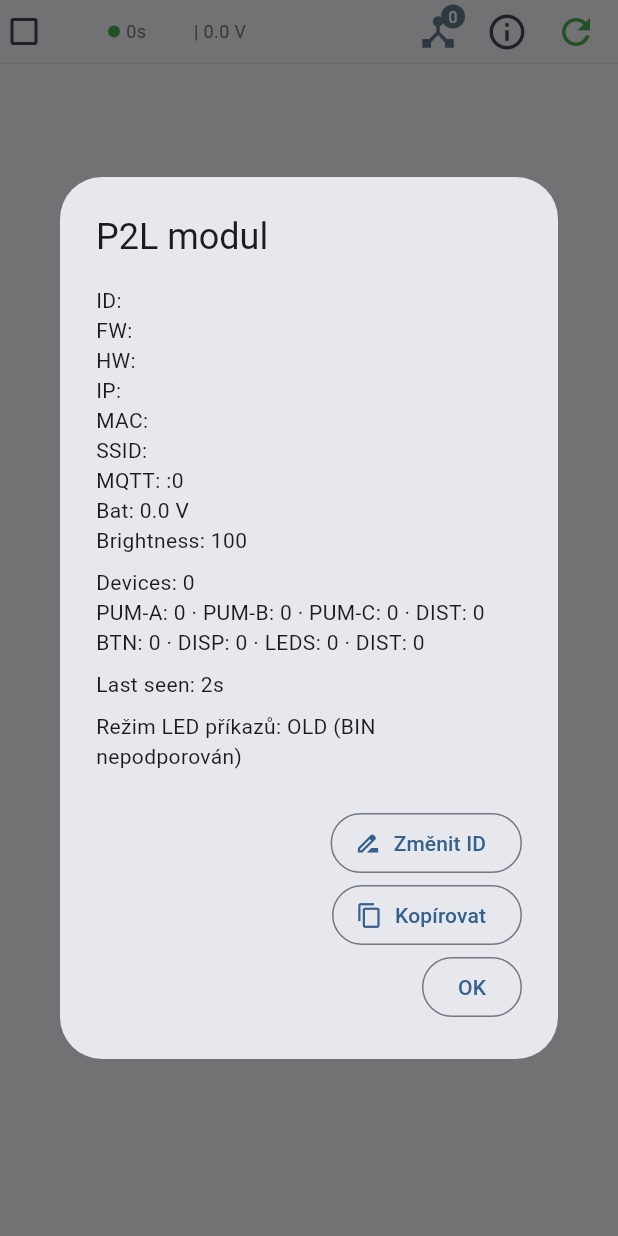
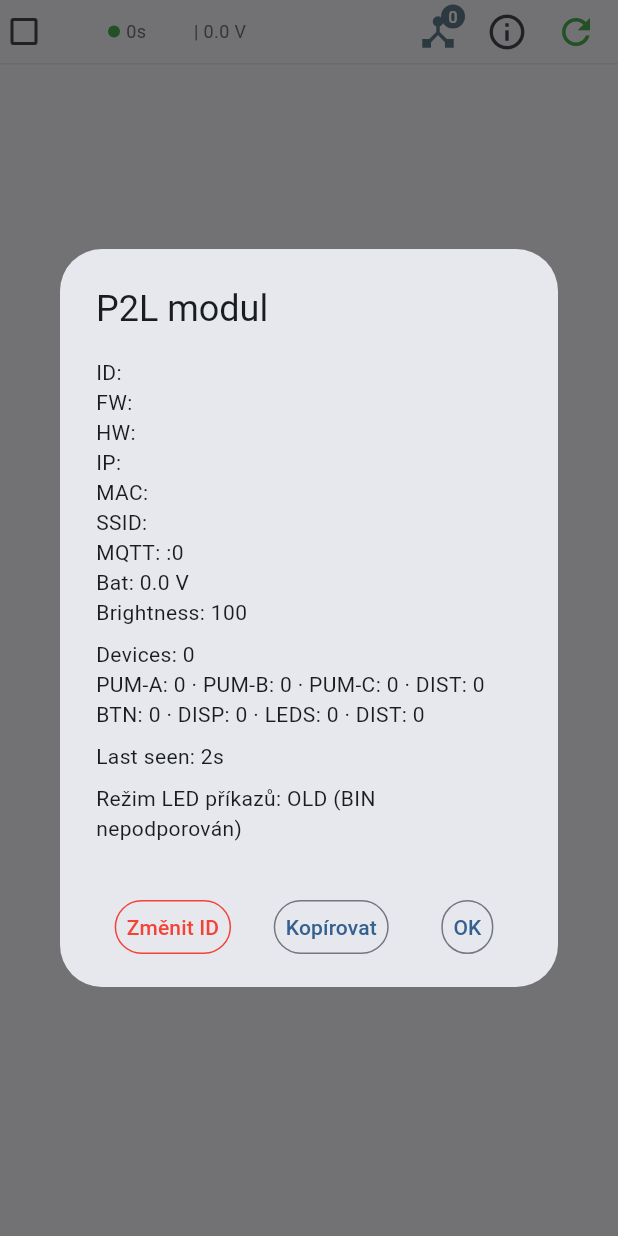
Before and after one commit to myrb1K/P2L-tester, a Flutter app: the _UnitCard widget shown alone on an empty page, opened directly with empty values, after a tap on the "info outline" icon, on a phone screen of 412 x 824 dp. Run offline on Flutter 3.47's test engine with Material 3 defaults, Android fonts, the phone set to English and light mode, and no system bars; our stand-ins replace file_picker, shared_preferences; missing offline and left inert: mqtt_client; accounts and stored records are empty.

Commit message:
v2.47: kompaktnější Info dialog tlačítka, fix offline filtru po Obnovit
Info dialog:
- OutlinedButton.icon -> OutlinedButton (bez ikony, kompaktní padding)
- actionsAlignment.spaceEvenly, větší actionsPadding bottom
- "Změnit ID" červenou barvou (foregroundColor + side red)

Offline filter:
- po stisku Obnovit u offline jednotky se filter automaticky vypne,
  aby uživatel viděl celý seznam zpět (jednotka mohla na get_param
  odpovědět a tím přejít online → byla by vyfiltrovaná)

Co-Authored-By: Claude Opus 4.7 (1M context) <noreply@anthropic.com>

```diff
--- a/lib/main.dart
+++ b/lib/main.dart
@@ -5,7 +5,7 @@ import 'providers/app_state.dart';
 import 'screens/home_screen.dart';
 import 'screens/settings_screen.dart';
 
-const String appVersion = '2.46';
+const String appVersion = '2.47';
 
 void main() {
   WidgetsFlutterBinding.ensureInitialized();
--- a/lib/screens/home_screen.dart
+++ b/lib/screens/home_screen.dart
@@ -375,6 +375,7 @@ class _UnitListView extends StatelessWidget {
           onGetParam: () {
             state.sendGetParam(unit.id);
             state.fetchDevices(unit.id);
+            if (state.filterOffline) state.toggleOfflineFilter();
           },
           onOpenDetail: () => Navigator.of(
             context,
@@ -587,18 +588,27 @@ class _UnitCard extends StatelessWidget {
             );
           },
         ),
+        actionsPadding: const EdgeInsets.fromLTRB(8, 8, 8, 16),
+        actionsAlignment: MainAxisAlignment.spaceEvenly,
         actions: [
-          OutlinedButton.icon(
-            icon: const Icon(Icons.drive_file_rename_outline, size: 18),
-            label: const Text('Změnit ID'),
+          OutlinedButton(
+            style: OutlinedButton.styleFrom(
+              padding: const EdgeInsets.symmetric(horizontal: 8),
+              minimumSize: const Size(0, 36),
+              foregroundColor: Colors.red,
+              side: const BorderSide(color: Colors.red),
+            ),
             onPressed: () {
               Navigator.pop(dialogCtx);
               _showChangeUnitIdDialog(context, unit);
             },
+            child: const Text('Změnit ID'),
           ),
-          OutlinedButton.icon(
-            icon: const Icon(Icons.copy, size: 18),
-            label: const Text('Kopírovat'),
+          OutlinedButton(
+            style: OutlinedButton.styleFrom(
+              padding: const EdgeInsets.symmetric(horizontal: 8),
+              minimumSize: const Size(0, 36),
+            ),
             onPressed: () async {
               await Clipboard.setData(ClipboardData(text: infoLines.join('\n')));
               if (!dialogCtx.mounted) return;
@@ -609,8 +619,16 @@ class _UnitCard extends StatelessWidget {
                 ),
               );
             },
+            child: const Text('Kopírovat'),
           ),
-          OutlinedButton(onPressed: () => Navigator.pop(dialogCtx), child: const Text('OK')),
+          OutlinedButton(
+            style: OutlinedButton.styleFrom(
+              padding: const EdgeInsets.symmetric(horizontal: 8),
+              minimumSize: const Size(0, 36),
+            ),
+            onPressed: () => Navigator.pop(dialogCtx),
+            child: const Text('OK'),
+          ),
         ],
       ),
     );
--- a/pubspec.yaml
+++ b/pubspec.yaml
@@ -16,7 +16,7 @@ publish_to: 'none' # Remove this line if you wish to publish to pub.dev
 # https://developer.apple.com/library/archive/documentation/General/Reference/InfoPlistKeyReference/Articles/CoreFoundationKeys.html
 # In Windows, build-name is used as the major, minor, and patch parts
 # of the product and file versions while build-number is used as the build suffix.
-version: 2.46.0+46
+version: 2.47.0+47
 
 environment:
   sdk: ^3.11.4
```
